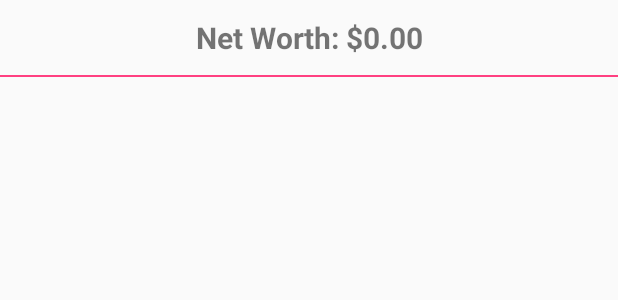
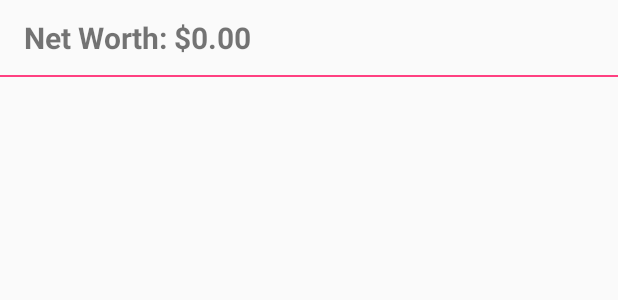
Before and after one commit to babramovitch/CoinStacks, an Android app: the layout fragment_crypto_list.xml on its own in the app's theme, with its tools: preview values and no code run, on a phone screen of 412 x 824 dp. Shown: the top 300 px of the screen. Run offline under Robolectric (Android 15) with nearby library versions, the phone set to English and light mode, and no system bars.

Commit message:
-tweaking net worth text -adjusting logging

```diff
--- a/app/src/main/java/com/nebulights/crytpotracker/Portfolio/PortfolioPresenter.kt
+++ b/app/src/main/java/com/nebulights/crytpotracker/Portfolio/PortfolioPresenter.kt
@@ -62,7 +62,7 @@ class PortfolioPresenter(private var realm: Realm,
                         result.ask.notNull {
                             addTickerData(result, ticker)
                             view.updateUi(getOrderedTicker(ticker))
-                            Log.d("Result", ticker.toString() + " current asking price is ${result.last}")
+                            Log.d("Result", ticker.toString() + " last price is ${result.last}")
                         }
 
                     }, { error ->
@@ -199,10 +199,8 @@ class PortfolioPresenter(private var realm: Realm,
 
     fun getOrderedTicker(position: Int): CryptoTypes? {
         return if (position >= tickers.count() || position < 0) {
-            Log.i(TAG, "A")
             null
         } else {
-            Log.i(TAG, "B")
             tickers[position]
         }
     }
--- a/app/src/main/res/layout/fragment_crypto_list.xml
+++ b/app/src/main/res/layout/fragment_crypto_list.xml
@@ -9,10 +9,11 @@
         android:id="@+id/net_worth"
         android:layout_width="match_parent"
         android:layout_height="50dp"
-        android:gravity="center"
+        android:gravity="left|center_vertical"
         android:text="Net Worth: $0.00"
         android:textSize="@dimen/net_worth_font_size"
         android:textStyle="bold"
+        android:layout_marginLeft="16dp"
 
         />
 
```
